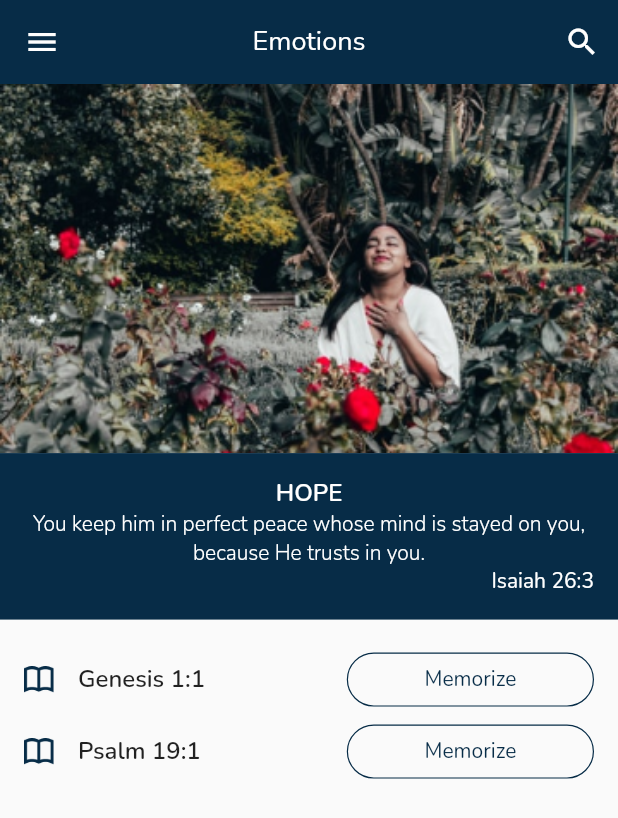
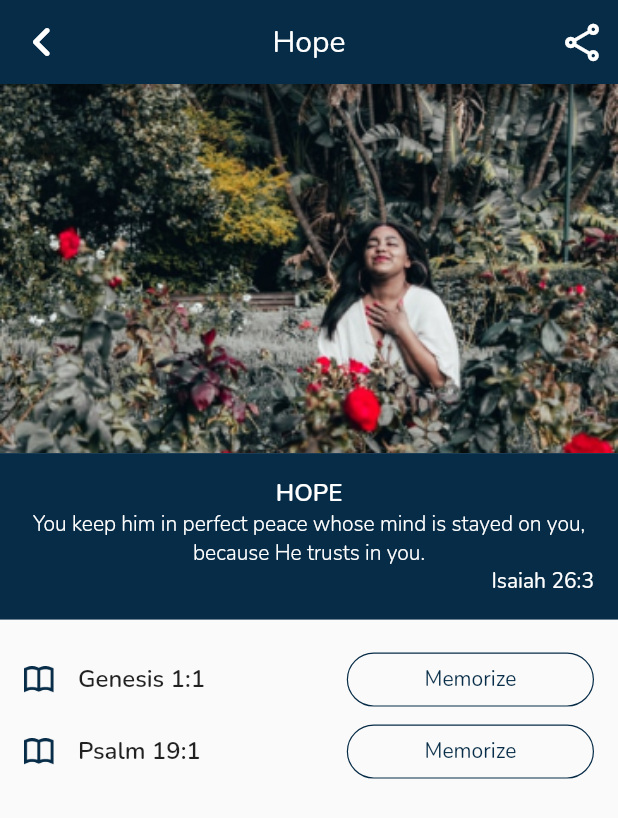
Before and after one commit to MemoryLamp/memorylamp-mobile, a Flutter app: the HomeScreen screen opened by its route, after a tap on "Hope", on a phone screen of 412 x 824 dp. Shown: the top 818 px of the screen. Run offline on Flutter 3.47's test engine with Material 2 defaults, Android fonts, the phone set to English and light mode, and no system bars; our stand-ins replace badges, percent_indicator.

Commit message:
give emotionsScreen it's own scaffold

```diff
--- a/lib/models/enums/views.dart
+++ b/lib/models/enums/views.dart
@@ -2,7 +2,6 @@ import 'package:flutter/cupertino.dart';
 import 'package:memory_lamp/helpers/asset_manager.dart';
 import 'package:memory_lamp/theming/ml_font.dart';
 import 'package:memory_lamp/views/books.dart';
-import 'package:memory_lamp/views/emotions.dart';
 import 'package:memory_lamp/views/home.dart';
 import 'package:memory_lamp/views/logout.dart';
 import 'package:memory_lamp/views/notification.dart';
@@ -27,9 +26,6 @@ extension ViewsExt on Views {
         return SettingsView();
       case Views.logout:
         return LogoutView();
-
-      case Views.emotions:
-        return EmotionsView();
 
       default:
         return Center(child: MLText("View not found"));
--- a/lib/router/route_map.dart
+++ b/lib/router/route_map.dart
@@ -2,9 +2,14 @@ import 'package:flutter/widgets.dart';
 import 'package:memory_lamp/screens/home.dart';
 import 'package:memory_lamp/screens/onboarding.dart';
 import 'package:memory_lamp/screens/signup.dart';
+import 'package:memory_lamp/screens/emotions.dart';
+
+_extractArgs(BuildContext context) =>
+    ModalRoute.of(context)!.settings.arguments;
 
 final Map<String, WidgetBuilder> routeMap = {
-  OnboardingScreen.routeName: (context) => OnboardingScreen(),
-  SignupScreen.routeName: (context) => SignupScreen(),
-  HomeScreen.routeName: (context) => HomeScreen(),
+  OnboardingScreen.routeName: (_) => OnboardingScreen(),
+  SignupScreen.routeName: (_) => SignupScreen(),
+  HomeScreen.routeName: (_) => HomeScreen(),
+  EmotionsScreen.routeName: (context) => EmotionsScreen(_extractArgs(context)),
 };
--- a/lib/views/emotions.dart
+++ b/lib/screens/emotions.dart
@@ -3,38 +3,51 @@ import 'package:memory_lamp/helpers/asset_manager.dart';
 import 'package:memory_lamp/helpers/size_mq.dart';
 import 'package:memory_lamp/models/emotion.dart';
 import 'package:memory_lamp/models/verse.dart';
-import 'package:memory_lamp/providers/view_provider.dart';
 import 'package:memory_lamp/theming/ml_colors.dart';
 import 'package:memory_lamp/theming/ml_font.dart';
 import 'package:memory_lamp/widgets/buttons/ml_outlined_button.dart';
 import 'package:memory_lamp/widgets/compound_widgets/labeled_icon.dart';
 import 'package:memory_lamp/widgets/ml_container.dart';
 import 'package:memory_lamp/widgets/ml_text.dart';
-import 'package:provider/provider.dart';
 
-class EmotionsView extends StatelessWidget {
-  const EmotionsView({Key? key}) : super(key: key);
+class EmotionsScreen extends StatelessWidget {
+  static const routeName = "/emotions";
+
+  final Emotion _emotion;
+
+  const EmotionsScreen(this._emotion, {Key? key}) : super(key: key);
 
   @override
   Widget build(BuildContext context) {
-    return Consumer<ViewProvider>(
-      builder: (BuildContext context, viewProvider, Widget? child) {
-        Emotion _emotion = viewProvider.arg;
-        return SafeArea(
+    return Scaffold(
+      appBar: AppBar(
+        centerTitle: true,
+        title: MLText(_emotion.name),
+        leading: IconButton(
+          onPressed: () => Navigator.pop(context),
+          icon: Icon(Icons.chevron_left_rounded, size: 40),
+        ),
+        actions: [
+          IconButton(
+            onPressed: () => print("nothing here yet"),
+            icon: Icon(Icons.share_outlined, size: 30),
+          )
+        ],
+      ),
+      body: SafeArea(
         child: SingleChildScrollView(
           child: Column(
             children: [
-                _header(_emotion),
+              _header(),
               _verseList(_emotion.verses),
             ],
           ),
         ),
-        );
-      },
+      ),
     );
   }
 
-  Column _header(Emotion _emotion) {
+  Column _header() {
     return Column(
       children: [
         Image.asset(
--- a/lib/views/home.dart
+++ b/lib/views/home.dart
@@ -2,11 +2,11 @@ import 'package:flutter/material.dart';
 import 'package:memory_lamp/helpers/asset_manager.dart';
 import 'package:memory_lamp/helpers/size_mq.dart';
 import 'package:memory_lamp/models/emotion.dart';
-import 'package:memory_lamp/models/enums/views.dart';
 import 'package:memory_lamp/models/icon_label_pair.dart';
 import 'package:memory_lamp/models/verse.dart';
 import 'package:memory_lamp/providers/view_provider.dart';
 import 'package:memory_lamp/theming/defaults.dart';
+import 'package:memory_lamp/screens/emotions.dart';
 import 'package:memory_lamp/theming/ml_colors.dart';
 import 'package:memory_lamp/theming/ml_font.dart';
 import 'package:memory_lamp/widgets/buttons/ml_outlined_button.dart';
@@ -159,9 +159,10 @@ class HomeView extends StatelessWidget {
           return Padding(
             padding: const EdgeInsets.all(4.0),
             child: MLOutlinedButton(
-              onPressed: () => viewProvider.changeView(
-                Views.emotions,
-                arg: _emotionsList[index],
+              onPressed: () => Navigator.pushNamed(
+                context,
+                EmotionsScreen.routeName,
+                arguments: _emotionsList[index],
               ),
               child: LabeledIcon(
                 icon: _emotionsList[index].image!,
```
Lines whose indentation alone changed are shown as unchanged.
